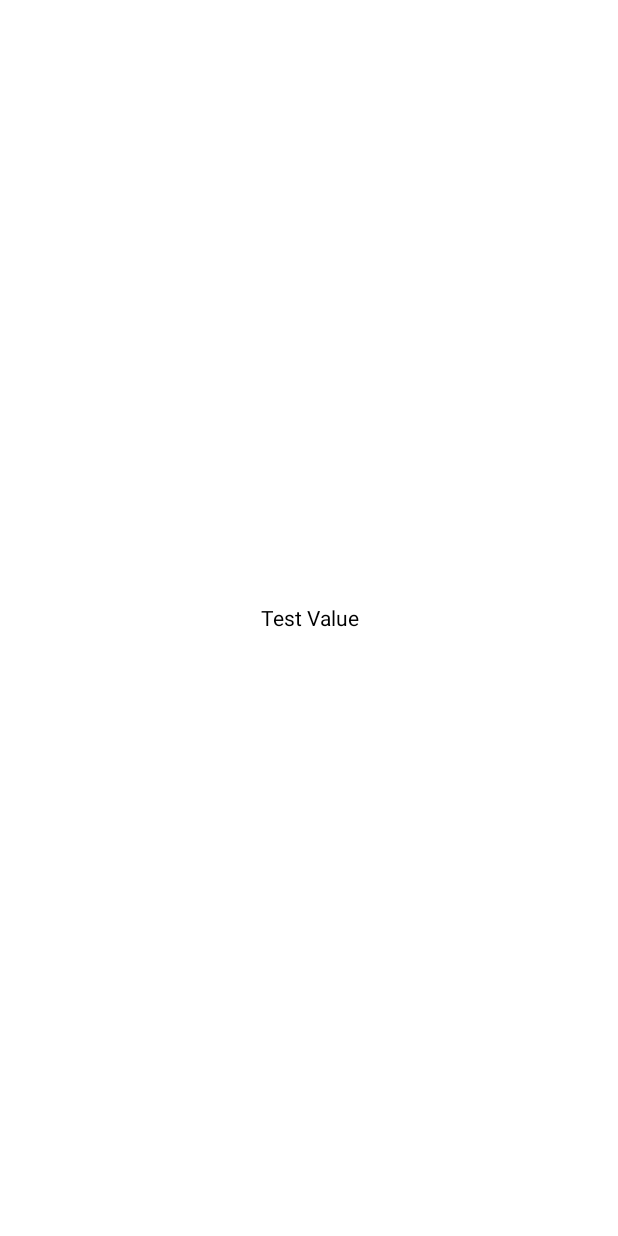
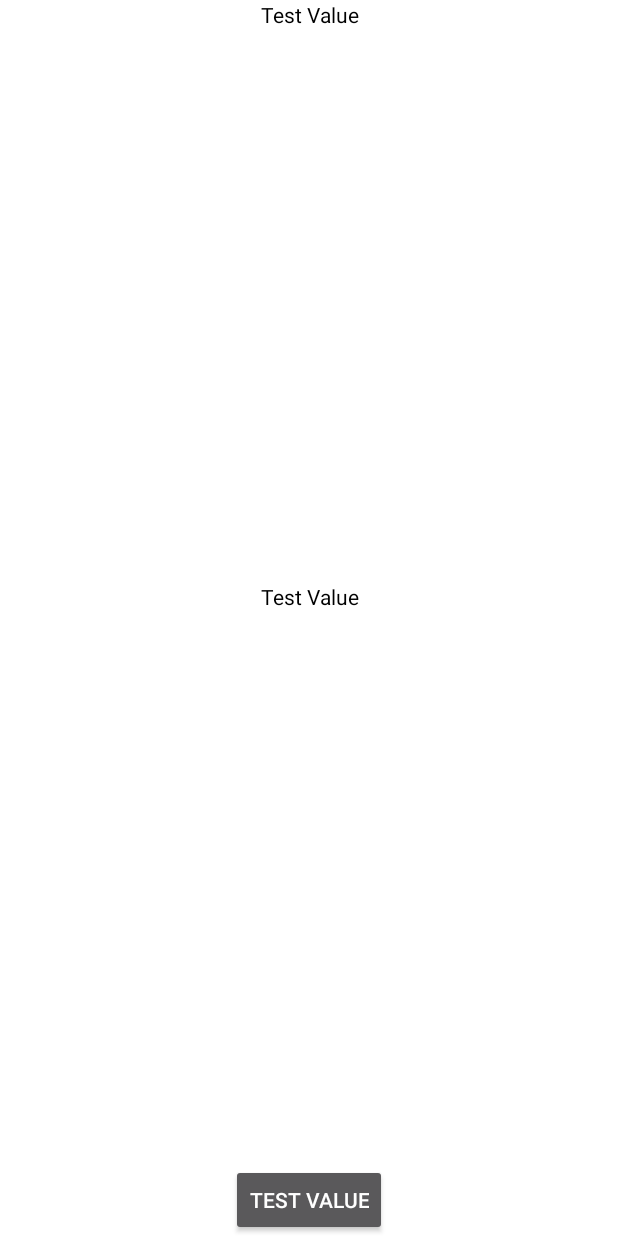
Before and after one commit to janitochvvll2311/Lib, an Android app: the screen it shows after launch (TestActivity), on a phone screen of 412 x 824 dp. Before the commit the screen is almost empty. Run offline under Robolectric (Android 15) with nearby library versions, the phone set to English and light mode, and no system bars; our stand-ins replace Timber, data binding.

Commit message:
Fragment classes added

```diff
--- /dev/null
+++ b/app/src/main/java/com/juandev/lib/test/TestFragment.kt
@@ -0,0 +1,13 @@
+package com.juandev.lib.test
+
+import com.juandev.lib.fragment.ViewModelFragment
+import com.juandev.lib.test.databinding.TestFragmentLayoutBinding
+
+class TestFragment : ViewModelFragment<TestViewModel, TestFragmentLayoutBinding>(
+    BR.viewModel,
+    R.layout.test_fragment_layout
+) {
+
+    override val viewModel get() = TestActivity.viewModel
+
+}
--- a/app/src/main/res/layout/test_activity_layout.xml
+++ b/app/src/main/res/layout/test_activity_layout.xml
@@ -1,5 +1,6 @@
 <?xml version="1.0" encoding="utf-8"?>
 <layout xmlns:android="http://schemas.android.com/apk/res/android"
+    xmlns:app="http://schemas.android.com/apk/res-auto"
     xmlns:tools="http://schemas.android.com/tools">
 
     <data>
@@ -15,11 +16,32 @@
         android:background="@color/white">
 
         <androidx.appcompat.widget.AppCompatTextView
+            android:id="@+id/tv"
             android:layout_width="match_parent"
-            android:layout_height="match_parent"
+            android:layout_height="wrap_content"
             android:gravity="center"
             android:text="@{viewModel.value}"
             android:textColor="@color/black"
+            app:layout_constraintTop_toTopOf="parent"
+            tools:text="A Value" />
+
+        <androidx.fragment.app.FragmentContainerView
+            android:id="@+id/fcv"
+            android:name="com.juandev.lib.test.TestFragment"
+            android:layout_width="match_parent"
+            android:layout_height="0dp"
+            app:layout_constraintBottom_toTopOf="@id/btn"
+            app:layout_constraintTop_toBottomOf="@id/tv"
+            tools:layout="@layout/test_fragment_layout" />
+
+        <androidx.appcompat.widget.AppCompatButton
+            android:id="@+id/btn"
+            android:layout_width="wrap_content"
+            android:layout_height="wrap_content"
+            android:text="@{viewModel.value}"
+            app:layout_constraintBottom_toBottomOf="parent"
+            app:layout_constraintLeft_toLeftOf="parent"
+            app:layout_constraintRight_toRightOf="parent"
             tools:text="A Value" />
 
     </androidx.constraintlayout.widget.ConstraintLayout>
--- /dev/null
+++ b/app/src/main/res/layout/test_fragment_layout.xml
@@ -0,0 +1,26 @@
+<?xml version="1.0" encoding="utf-8"?>
+<layout xmlns:android="http://schemas.android.com/apk/res/android"
+    xmlns:tools="http://schemas.android.com/tools">
+
+    <data>
+
+        <variable
+            name="viewModel"
+            type="com.juandev.lib.test.TestViewModel" />
+    </data>
+
+    <androidx.constraintlayout.widget.ConstraintLayout
+        android:layout_width="match_parent"
+        android:layout_height="match_parent"
+        android:background="@color/white">
+
+        <androidx.appcompat.widget.AppCompatTextView
+            android:layout_width="match_parent"
+            android:layout_height="match_parent"
+            android:gravity="center"
+            android:text="@{viewModel.value}"
+            android:textColor="@color/black"
+            tools:text="A Value" />
+
+    </androidx.constraintlayout.widget.ConstraintLayout>
+</layout>
--- /dev/null
+++ b/lib/src/main/java/com/juandev/lib/fragment/ViewDataBindingFragment.kt
@@ -0,0 +1,40 @@
+package com.juandev.lib.fragment
+
+import android.os.Bundle
+import android.view.LayoutInflater
+import android.view.View
+import android.view.ViewGroup
+import androidx.annotation.LayoutRes
+import androidx.databinding.DataBindingUtil
+import androidx.databinding.ViewDataBinding
+import androidx.fragment.app.Fragment
+import com.juandev.lib.ViewDataBindingComponent
+import timber.log.Timber
+
+open class ViewDataBindingFragment<VDB : ViewDataBinding>(
+    @LayoutRes final override val layoutId: Int
+) : Fragment(), ViewDataBindingComponent<VDB> {
+
+    private lateinit var mbinding: VDB
+    final override val binding: VDB get() = mbinding
+    final override val lifecycleOwner get() = viewLifecycleOwner
+
+    override fun onCreateView(
+        inflater: LayoutInflater,
+        container: ViewGroup?,
+        savedInstanceState: Bundle?
+    ): View {
+        super.onCreateView(inflater, container, savedInstanceState)
+        Timber.d("ViewDataBindingFragment_TAG: onCreateView")
+        mbinding = onBinding(inflater, container)
+        return mbinding.root
+    }
+
+    protected open fun onBinding(inflater: LayoutInflater, container: ViewGroup?): VDB {
+        Timber.d("ViewDataBindingFragment_TAG: onBinding")
+        val binding = DataBindingUtil.inflate<VDB>(inflater, layoutId, container, false)
+        binding.lifecycleOwner = lifecycleOwner
+        return binding
+    }
+
+}
--- /dev/null
+++ b/lib/src/main/java/com/juandev/lib/fragment/ViewModelFragment.kt
@@ -0,0 +1,21 @@
+package com.juandev.lib.fragment
+
+import android.view.LayoutInflater
+import android.view.ViewGroup
+import androidx.annotation.LayoutRes
+import androidx.databinding.ViewDataBinding
+import com.juandev.lib.ViewModelComponent
+import timber.log.Timber
+
+abstract class ViewModelFragment<VM : Any, VDB : ViewDataBinding>(
+    final override val variableId: Int,
+    @LayoutRes layoutId: Int
+) : ViewDataBindingFragment<VDB>(layoutId), ViewModelComponent<VM> {
+
+    override fun onBinding(inflater: LayoutInflater, container: ViewGroup?) =
+        super.onBinding(inflater, container).apply {
+            Timber.d("ViewModelFragment_TAG: onBinding")
+            setVariable(variableId, viewModel)
+        }
+
+}
```
Also changed, not shown: app/src/main/java/com/juandev/lib/test/TestActivity.kt (+0 -3 lines), app/src/main/java/com/juandev/lib/test/TestDialogFragment.kt (added, +13 -0 lines), lib/src/main/java/com/juandev/lib/fragment/ViewDataBindingDialogFragment.kt (added, +40 -0 lines), lib/src/main/java/com/juandev/lib/fragment/ViewModelDialogFragment.kt (added, +21 -0 lines).
